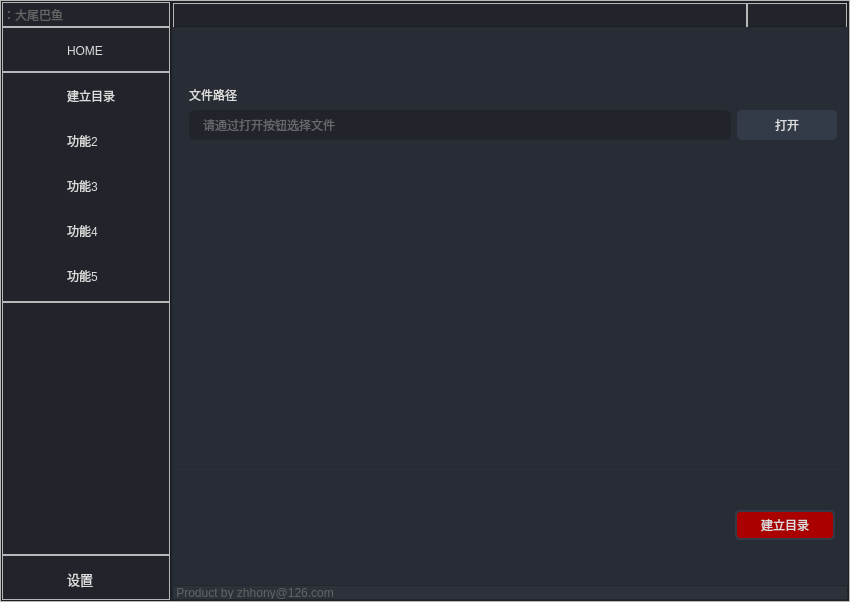
zhhony/pyexcel, file pyApp.ui: the form before one commit.
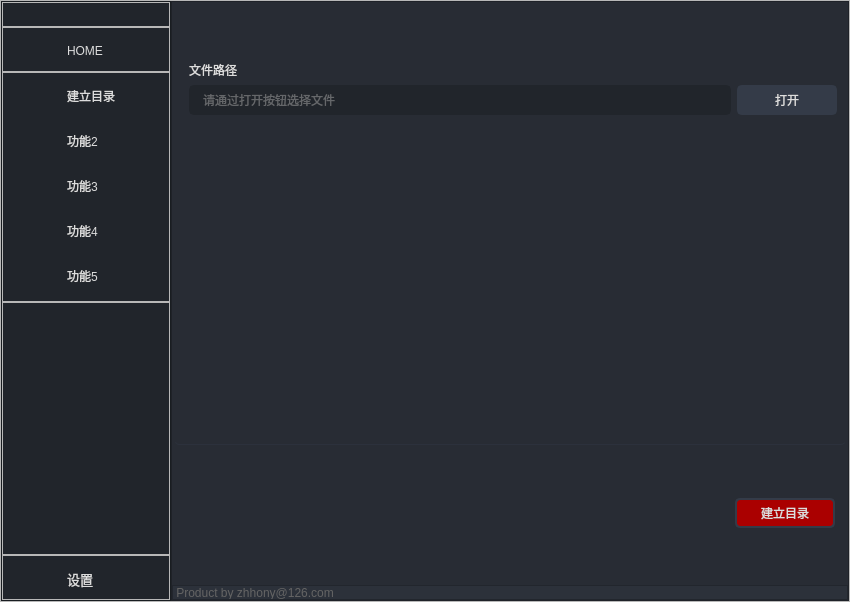
The form after the commit. Icons and pictures are not drawn.

```diff
--- a/pyApp.ui
+++ b/pyApp.ui
@@ -16,7 +16,6 @@
   <widget class="QWidget" name="StyleSheet">
    <property name="font">
     <font>
-     <family>微软雅黑</family>
      <pointsize>10</pointsize>
      <italic>false</italic>
      <bold>false</bold>
@@ -218,18 +217,6 @@
              <property name="bottomMargin">
               <number>0</number>
              </property>
-             <item>
-              <widget class="QLabel" name="label">
-               <property name="styleSheet">
-                <string notr="true">
-	color: rgb(100, 100, 100);
-	font: 8pt &quot;微软雅黑&quot;;</string>
-               </property>
-               <property name="text">
-                <string>：大尾巴鱼</string>
-               </property>
-              </widget>
-             </item>
             </layout>
            </widget>
           </item>
@@ -512,202 +499,6 @@
           <property name="bottomMargin">
            <number>0</number>
           </property>
-          <item>
-           <widget class="QFrame" name="RightTopBar">
-            <property name="minimumSize">
-             <size>
-              <width>0</width>
-              <height>25</height>
-             </size>
-            </property>
-            <property name="maximumSize">
-             <size>
-              <width>16777215</width>
-              <height>25</height>
-             </size>
-            </property>
-            <property name="frameShape">
-             <enum>QFrame::StyledPanel</enum>
-            </property>
-            <property name="frameShadow">
-             <enum>QFrame::Raised</enum>
-            </property>
-            <layout class="QHBoxLayout" name="horizontalLayout_3">
-             <property name="spacing">
-              <number>0</number>
-             </property>
-             <property name="leftMargin">
-              <number>0</number>
-             </property>
-             <property name="topMargin">
-              <number>0</number>
-             </property>
-             <property name="rightMargin">
-              <number>0</number>
-             </property>
-             <property name="bottomMargin">
-              <number>0</number>
-             </property>
-             <item>
-              <widget class="QFrame" name="LeftButtons">
-               <property name="minimumSize">
-                <size>
-                 <width>300</width>
-                 <height>25</height>
-                </size>
-               </property>
-               <property name="maximumSize">
-                <size>
-                 <width>16777215</width>
-                 <height>25</height>
-                </size>
-               </property>
-               <property name="frameShape">
-                <enum>QFrame::StyledPanel</enum>
-               </property>
-               <property name="frameShadow">
-                <enum>QFrame::Raised</enum>
-               </property>
-              </widget>
-             </item>
-             <item>
-              <widget class="QFrame" name="rightButtons">
-               <property name="minimumSize">
-                <size>
-                 <width>100</width>
-                 <height>25</height>
-                </size>
-               </property>
-               <property name="maximumSize">
-                <size>
-                 <width>100</width>
-                 <height>16777215</height>
-                </size>
-               </property>
-               <property name="frameShape">
-                <enum>QFrame::StyledPanel</enum>
-               </property>
-               <property name="frameShadow">
-                <enum>QFrame::Raised</enum>
-               </property>
-               <layout class="QHBoxLayout" name="horizontalLayout_4">
-                <property name="spacing">
-                 <number>0</number>
-                </property>
-                <property name="leftMargin">
-                 <number>0</number>
-                </property>
-                <property name="topMargin">
-                 <number>0</number>
-                </property>
-                <property name="rightMargin">
-                 <number>0</number>
-                </property>
-                <property name="bottomMargin">
-                 <number>0</number>
-                </property>
-                <item>
-                 <widget class="QPushButton" name="minimizeAppBtn">
-                  <property name="minimumSize">
-                   <size>
-                    <width>15</width>
-                    <height>15</height>
-                   </size>
-                  </property>
-                  <property name="maximumSize">
-                   <size>
-                    <width>15</width>
-                    <height>15</height>
-                   </size>
-                  </property>
-                  <property name="toolTip">
-                   <string>Minimize</string>
-                  </property>
-                  <property name="text">
-                   <string/>
-                  </property>
-                  <property name="icon">
-                   <iconset resource="rec.qrc">
-                    <normaloff>:/Icon/images/icons/icon_minimize.png</normaloff>:/Icon/images/icons/icon_minimize.png</iconset>
-                  </property>
-                  <property name="iconSize">
-                   <size>
-                    <width>20</width>
-                    <height>20</height>
-                   </size>
-                  </property>
-                 </widget>
-                </item>
-                <item>
-                 <widget class="QPushButton" name="maximizeRestoreAppBtn">
-                  <property name="minimumSize">
-                   <size>
-                    <width>15</width>
-                    <height>15</height>
-                   </size>
-                  </property>
-                  <property name="maximumSize">
-                   <size>
-                    <width>15</width>
-                    <height>15</height>
-                   </size>
-                  </property>
-                  <property name="toolTip">
-                   <string>Maximize</string>
-                  </property>
-                  <property name="text">
-                   <string/>
-                  </property>
-                  <property name="icon">
-                   <iconset resource="rec.qrc">
-                    <normaloff>:/Icon/images/icons/icon_maximize.png</normaloff>:/Icon/images/icons/icon_maximize.png</iconset>
-                  </property>
-                  <property name="iconSize">
-                   <size>
-                    <width>20</width>
-                    <height>20</height>
-                   </size>
-                  </property>
-                 </widget>
-                </item>
-                <item>
-                 <widget class="QPushButton" name="closeAppBtn">
-                  <property name="minimumSize">
-                   <size>
-                    <width>15</width>
-                    <height>15</height>
-                   </size>
-                  </property>
-                  <property name="maximumSize">
-                   <size>
-                    <width>15</width>
-                    <height>15</height>
-                   </size>
-                  </property>
-                  <property name="toolTip">
-                   <string>Close</string>
-                  </property>
-                  <property name="text">
-                   <string/>
-                  </property>
-                  <property name="icon">
-                   <iconset resource="rec.qrc">
-                    <normaloff>:/Icon/images/icons/icon_close.png</normaloff>:/Icon/images/icons/icon_close.png</iconset>
-                  </property>
-                  <property name="iconSize">
-                   <size>
-                    <width>20</width>
-                    <height>20</height>
-                   </size>
-                  </property>
-                 </widget>
-                </item>
-               </layout>
-              </widget>
-             </item>
-            </layout>
-           </widget>
-          </item>
           <item>
            <widget class="QFrame" name="RightMidCont">
             <property name="styleSheet">
@@ -998,7 +789,7 @@
                        <number>9</number>
                       </property>
                       <property name="columnCount">
-                       <number>2</number>
+                       <number>3</number>
                       </property>
                       <attribute name="horizontalHeaderVisible">
                        <bool>false</bool>
@@ -1079,6 +870,7 @@
                         <set>AlignLeading|AlignVCenter</set>
                        </property>
                       </column>
+                      <column/>
                       <item row="0" column="0">
                        <property name="text">
                         <string/>
```
Left out of the diff: 1 changed line with no effect on the pictures.
